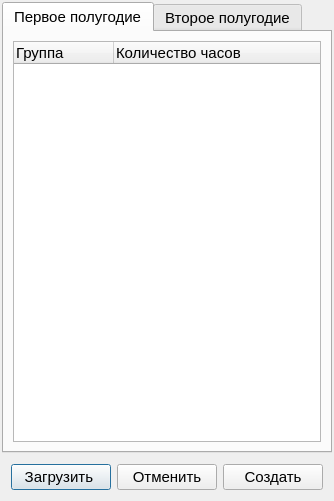
Cy-Nec/hour_track, file ui/NewYearDialog.ui: the form before one commit.
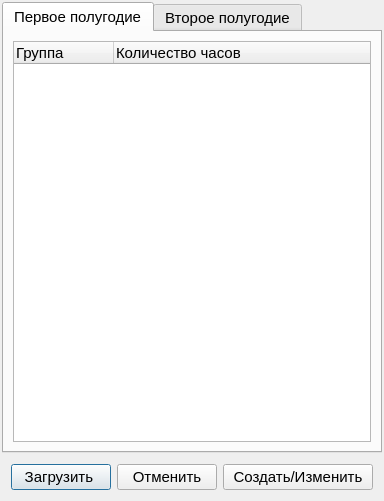
The form after the commit.

The edit to the form file:
```diff
--- a/ui/NewYearDialog.ui
+++ b/ui/NewYearDialog.ui
@@ -6,7 +6,7 @@
    <rect>
     <x>0</x>
     <y>0</y>
-    <width>334</width>
+    <width>384</width>
     <height>501</height>
    </rect>
   </property>
@@ -126,7 +126,7 @@
        <widget class="QPushButton" name="btn_Accept">
         <property name="minimumSize">
          <size>
-          <width>100</width>
+          <width>150</width>
           <height>0</height>
          </size>
         </property>
@@ -136,7 +136,7 @@
          </font>
         </property>
         <property name="text">
-         <string>Создать</string>
+         <string>Создать/Изменить</string>
         </property>
        </widget>
       </item>
```
